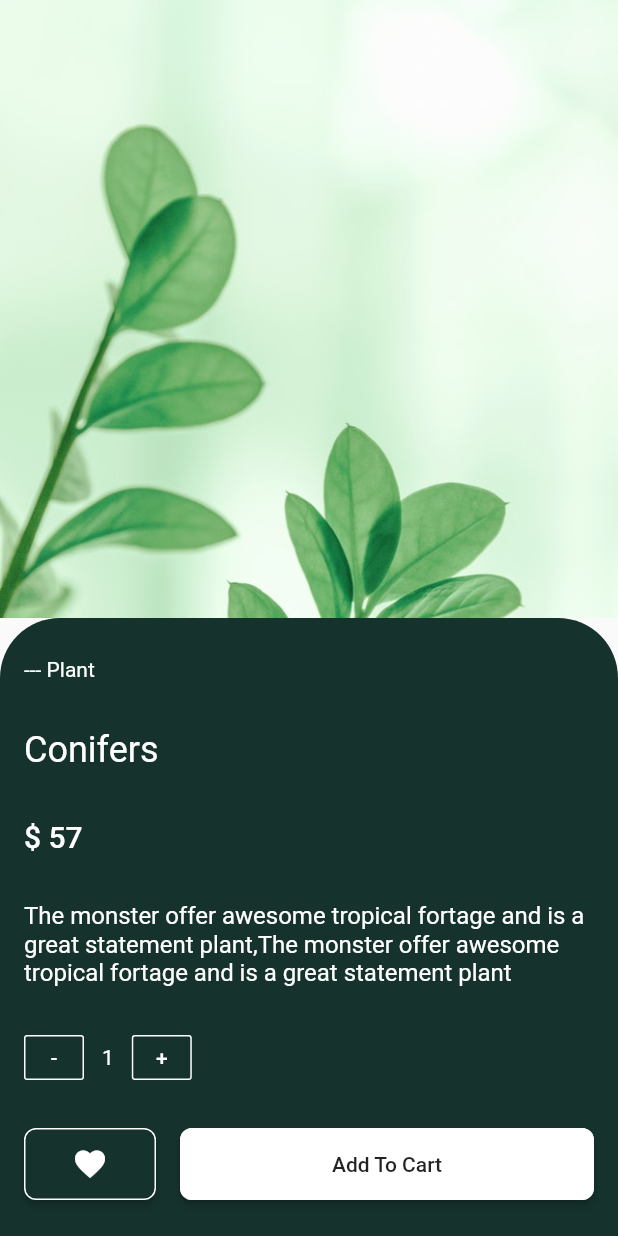
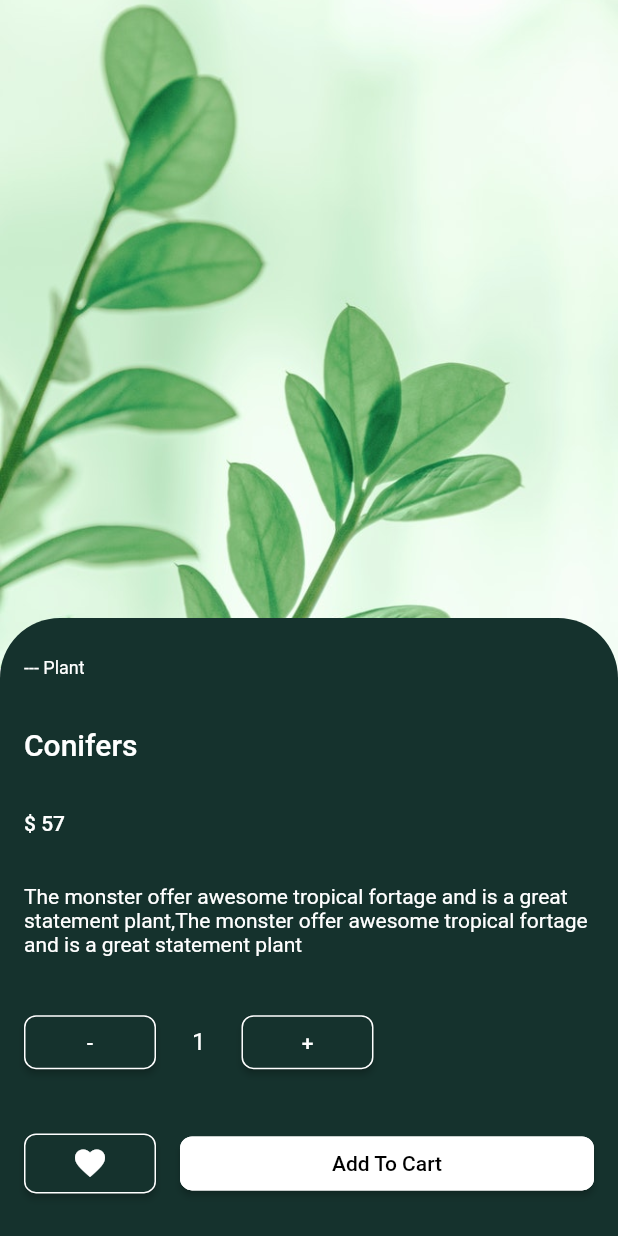
Before and after one commit to rao21/flutter_talk, a Flutter app: the screen it shows after launch, after a tap on "View details", on a phone screen of 412 x 824 dp. Run offline on Flutter 3.47's test engine with Material 2 defaults, Android fonts, the phone set to English and light mode, and no system bars; our stand-ins replace device_preview.

Commit message:
dynamic font size added

```diff
--- a/lib/detail.dart
+++ b/lib/detail.dart
@@ -2,9 +2,11 @@ import 'package:flutter/material.dart';
 import 'package:flutter/widgets.dart';
 import 'package:plants/PlantsModel.dart';
 
+final _themeColor = Color(0xFF15322D);
+final _textColor = Colors.white;
+
 class DetailScreen extends StatefulWidget {
   DetailScreen({Key key, @required this.plant}) : super(key: key);
-
   final PlantsModel plant;
 
   @override
@@ -12,19 +14,21 @@ class DetailScreen extends StatefulWidget {
 }
 
 class _Details extends State<DetailScreen> {
-  final _themeColor = Color(0xFF15322D);
+  bool isLargeScreen;
+
   @override
   Widget build(BuildContext context) {
     final screenSize = MediaQuery.of(context).size;
-    final textColor = Colors.white;
 
     return Scaffold(
       body: OrientationBuilder(builder: (context, orientation) {
+        bool isPortraitMode = orientation == Orientation.portrait;
+
         return Container(
           child: Stack(
             children: <Widget>[
-              buildImage(screenSize, orientation),
-              buildDetailWidget(screenSize, textColor, orientation),
+              buildImage(screenSize, isPortraitMode),
+              buildDetailWidget(screenSize, isPortraitMode),
             ],
           ),
         );
@@ -32,151 +36,120 @@ class _Details extends State<DetailScreen> {
     );
   }
 
-  Align buildImage(Size screenSize, Orientation orientation) {
+  Align buildImage(Size screenSize, bool isPortraitMode) {
     return Align(
-      alignment: orientation == Orientation.portrait
-          ? Alignment.topCenter
-          : Alignment.topLeft,
+      alignment: isPortraitMode ? Alignment.topCenter : Alignment.topLeft,
       child: Container(
-         width: orientation == Orientation.portrait //orientation == Orientation.portrait
-            ? screenSize.width
-            : screenSize.width / 1.8,
-        height: orientation == Orientation.portrait // orientation == Orientation.portrait
-            ? screenSize.height / 2
-            : screenSize.height,
-        decoration:orientation == Orientation.portrait
-        ? BoxDecoration(
-          color: Colors.white10,
+        width: isPortraitMode ? screenSize.width : screenSize.width / 2,
+        height: isPortraitMode ? screenSize.height / 1.85 : screenSize.height,
+        decoration: BoxDecoration(
           image: DecorationImage(
             image: ExactAssetImage(widget.plant.image),
             fit: BoxFit.cover,
-            alignment: Alignment.topCenter
           ),
-        ):BoxDecoration(
-          color: Colors.orange,
-          image: DecorationImage(
-            image: ExactAssetImage(widget.plant.image),
-            fit: BoxFit.fill,
-            alignment: Alignment.topCenter
         ),
-      ))
+      ),
     );
   }
 
+  Widget buildDetailWidget(Size screenSize, bool isPortraitMode) {
+    if (isPortraitMode)
+      isLargeScreen = screenSize.width > 600 ? true : false;
+    else
+      isLargeScreen = isLargeScreen;
 
+    final textTheme = Theme.of(context)
+        .textTheme
+        .apply(displayColor: _textColor, bodyColor: _textColor);
+    const radius = Radius.circular(40.0);
 
-
-
-  Align buildDetailWidget(
-      Size screenSize, Color textColor, Orientation orientation) {
     return Align(
-      alignment: orientation == Orientation.portrait//orientation == Orientation.portrait
-          ? Alignment.bottomCenter
-          : Alignment.bottomRight,
+      alignment:
+          isPortraitMode ? Alignment.bottomCenter : Alignment.centerRight,
       child: Container(
-        width: orientation == Orientation.portrait //orientation == Orientation.portrait
-            ? screenSize.width
-            : screenSize.width  / 1.8,
-        height: orientation == Orientation.portrait// orientation == Orientation.portrait
-            ? screenSize.height / 2
-            : screenSize.height ,
-        decoration: orientation == Orientation.portrait //orientation == Orientation.portrait
-            ? BoxDecoration(
+        width: isPortraitMode ? screenSize.width : screenSize.width / 2,
+        height: isPortraitMode ? screenSize.height / 2 : screenSize.height,
+        decoration: BoxDecoration(
           color: _themeColor,
-                borderRadius: BorderRadius.only(
-                  topLeft: const Radius.circular(40.0),
-                  topRight: const Radius.circular(40.0),
-                ),
+          borderRadius: isPortraitMode
+              ? BorderRadius.only(
+                  topLeft: radius,
+                  topRight: radius,
                 )
-            : BoxDecoration(
-                color: _themeColor,
-                borderRadius: BorderRadius.only(
-                  topLeft: const Radius.circular(40.0),
-                  bottomLeft: const Radius.circular(40.0),
+              : BorderRadius.only(
+                  topLeft: radius,
+                  bottomLeft: radius,
                 ),
         ),
         child: Padding(
-          padding: EdgeInsets.fromLTRB(16.0, 10.0, 16.0, 8.0),
+          padding: const EdgeInsets.fromLTRB(16.0, 10.0, 16.0, 8.0),
           child: Column(
             crossAxisAlignment: CrossAxisAlignment.stretch,
             mainAxisAlignment: MainAxisAlignment.spaceAround,
             children: <Widget>[
               Text(
-                "--- Plant",
-                style: Theme.of(context)
-                    .textTheme
-                    .body1
-                    .copyWith(color: textColor),
+                '--- Plant',
+                style: isLargeScreen ? textTheme.headline : textTheme.caption,
               ),
-             // SizedBox(height: 20.0),
               Text(
                 widget.plant.name,
-                style: Theme.of(context)
-                    .textTheme
-                    .headline
-                    .copyWith(color: textColor),
+                style: isLargeScreen ? textTheme.display2 : textTheme.title,
               ),
-             // SizedBox(height: 8.0),
               Text(
                 '\$ ${widget.plant.price}',
-                style: Theme.of(context)
-                    .textTheme
-                    .title
-                    .copyWith(color: textColor),
+                style: isLargeScreen ? textTheme.display1 : textTheme.body2,
               ),
-             // SizedBox(height: 36.0),
               Text(
                 widget.plant.description,
-                style: Theme.of(context)
-                    .textTheme
-                    .subhead
-                    .copyWith(color: textColor),
+                style: isLargeScreen ? textTheme.display1 : textTheme.body1,
               ),
-             // SizedBox(height: 24.0),
               Row(
                 children: <Widget>[
-                  _calculationButton(false),
+                  _raisedButton(
+                    Text('-',
+                        style: isLargeScreen
+                            ? textTheme.display1
+                            : textTheme.body2),
+                    true,
+                  ),
                   Padding(
-                    padding: const EdgeInsets.symmetric(horizontal: 12.0),
+                    padding: EdgeInsets.symmetric(
+                        horizontal: isLargeScreen ? 36.0 : 24.0),
                     child: Text(
-                      "1",
-                      style: Theme.of(context)
-                          .textTheme
-                          .body1
-                          .copyWith(color: textColor),
+                      '1',
+                      style: isLargeScreen
+                          ? textTheme.display1
+                          : textTheme.subhead,
                     ),
                   ),
-                  _calculationButton(true),
+                  _raisedButton(
+                    Text('+',
+                        style: isLargeScreen
+                            ? textTheme.display1
+                            : textTheme.body2),
+                    true,
+                  ),
                 ],
               ),
-             // SizedBox(height: 24.0),
               Row(
                 children: <Widget>[
-                  RaisedButton(
-                    padding: const EdgeInsets.symmetric(vertical: 12.0),
-                    color: _themeColor,
-                    shape: RoundedRectangleBorder(
-                      borderRadius: BorderRadius.circular(8.0),
-                      side: BorderSide(color: textColor),
+                  _raisedButton(
+                    Icon(
+                      Icons.favorite,
+                      color: _textColor,
                     ),
-                    onPressed: () {},
-                    child: Icon(
-                      Icons.favorite,
-                      color: textColor,
-                    ),
+                    true,
                   ),
                   SizedBox(width: 16.0),
                   Expanded(
-                    child: RaisedButton(
-                      padding: const EdgeInsets.symmetric(vertical: 16.0),
-                      color: textColor,
-                      shape: RoundedRectangleBorder(
-                        borderRadius: BorderRadius.circular(8.0),
-                        side: BorderSide(color: textColor),
+                    child: _raisedButton(
+                        Text(
+                          'Add To Cart',
+                          style: isLargeScreen
+                              ? textTheme.display1.copyWith(color: Colors.black)
+                              : textTheme.body2.copyWith(color: Colors.black),
                         ),
-                      onPressed: () {print(orientation);},
-                      child: Text('Add To Cart'),
-                    ),
+                        false),
                   ),
                 ],
               )
@@ -186,20 +159,20 @@ class _Details extends State<DetailScreen> {
       ),
     );
   }
-}
 
-Widget _calculationButton(bool isAddition) {
-  return SizedBox(
-    height: 30,
-    width: 40,
-    child: OutlineButton(
-        borderSide: BorderSide(width: 1.0, color: Colors.white),
-        child: Text(
-          isAddition ? "+" : "-",
-          style: TextStyle(
-            color: Colors.white,
+  Widget _raisedButton(Widget child, bool isThemeColor) {
+    return RaisedButton(
+      onPressed: () {},
+      child: child,
+      padding: EdgeInsets.symmetric(vertical: isLargeScreen ? 16.0 : 8.0),
+      color: isThemeColor ? _themeColor : _textColor,
+      shape: RoundedRectangleBorder(
+        borderRadius: BorderRadius.circular(8.0),
+        side: BorderSide(
+          width: isLargeScreen ? 2.0 : 1.0,
+          color: _textColor,
         ),
       ),
-        onPressed: () {}),
     );
   }
+}
--- a/lib/main.dart
+++ b/lib/main.dart
@@ -9,7 +9,10 @@ import 'package:flutter_staggered_grid_view/flutter_staggered_grid_view.dart';
 import 'PlantsModel.dart';
 import 'detail.dart';
 
-void main() => runApp(DevicePreview(builder: (context) => MyApp(), enabled: !kReleaseMode,));
+void main() => runApp(DevicePreview(
+      builder: (context) => MyApp(),
+      enabled: !kReleaseMode,
+    ));
 
 class MyApp extends StatelessWidget {
   @override
@@ -33,6 +36,7 @@ class MyHomePage extends StatefulWidget {
 class _MyHomePageState extends State<MyHomePage> {
   PlantList plantData;
   bool _isLoading = false;
+  bool isLargeScreen;
   final _themeColor = Color(0xFF15322D);
   final _accentColor = Color(0xFF879C95);
   final searchController = TextEditingController();
@@ -48,7 +52,8 @@ class _MyHomePageState extends State<MyHomePage> {
     return SafeArea(
       child: Scaffold(
         // body: Center(child: Text('Flutter for YOU!')),
-          body: _mainContainer()),
+        body: _isLoading ? _loader() : _mainContainer(),
+      ),
     );
   }
 
@@ -61,18 +66,24 @@ class _MyHomePageState extends State<MyHomePage> {
   }
 
   Container _mainContainer() {
+    if (MediaQuery.of(context).orientation == Orientation.portrait)
+      isLargeScreen = MediaQuery.of(context).size.width > 600 ? true : false;
+    else
+      isLargeScreen = isLargeScreen;
+
     return Container(
       color: _themeColor,
       child: Column(
         crossAxisAlignment: CrossAxisAlignment.start,
         children: <Widget>[
           Padding(
-            padding: const EdgeInsets.all(16.0),
+            padding: const EdgeInsets.only(
+                left: 16.0, right: 16.0, top: 16.0, bottom: 8.0),
             child: buildSearchField(),
             // child: Text('Child 1'),
           ),
           SizedBox(
-            height: 30.0,
+            height: isLargeScreen ? 48.0 : 36.0,
             child: buildHeaderList(),
             // child: Text('Child 2'),
           ),
@@ -133,13 +144,15 @@ class _MyHomePageState extends State<MyHomePage> {
     return Column(
       children: <Widget>[
         buildPlantName(index, context),
+        SizedBox(height: isLargeScreen ? 24.0 : 0.0),
         Row(
           mainAxisAlignment: MainAxisAlignment.spaceBetween,
           children: <Widget>[
             buildPriceText(index, context),
             buildViewDetailButton(context, index)
           ],
-        )
+        ),
+        SizedBox(height: isLargeScreen ? 36.0 : 0.0)
       ],
     );
   }
@@ -149,7 +162,12 @@ class _MyHomePageState extends State<MyHomePage> {
       padding: const EdgeInsets.only(left: 8.0, top: 8.0),
       child: Text(
         plantData.data[index].name,
-        style: Theme.of(context)
+        style: isLargeScreen
+            ? Theme.of(context)
+                .textTheme
+                .display2
+                .copyWith(color: Color(0xFF46554E), fontWeight: FontWeight.bold)
+            : Theme.of(context)
                 .textTheme
                 .subtitle
                 .copyWith(color: Color(0xFF46554E)),
@@ -161,9 +179,15 @@ class _MyHomePageState extends State<MyHomePage> {
     return FlatButton(
       child: Text(
         'View details',
-        style: TextStyle(
-          color: Color(0xFF19806D),
-        ),
+        style: isLargeScreen
+            ? Theme.of(context)
+                .textTheme
+                .display1
+                .copyWith(color: Color(0xFF19806D), fontWeight: FontWeight.bold)
+            : Theme.of(context)
+                .textTheme
+                .body2
+                .copyWith(color: Color(0xFF19806D)),
       ),
       onPressed: () {
         Navigator.push(
@@ -183,7 +207,12 @@ class _MyHomePageState extends State<MyHomePage> {
       padding: const EdgeInsets.only(left: 8.0),
       child: Text(
         '\$ ${plantData.data[index].price}',
-        style: Theme.of(context)
+        style: isLargeScreen
+            ? Theme.of(context)
+                .textTheme
+                .display1
+                .copyWith(color: Color(0xFF5D6562))
+            : Theme.of(context)
                 .textTheme
                 .caption
                 .copyWith(color: Color(0xFF5D6562)),
@@ -211,9 +240,9 @@ class _MyHomePageState extends State<MyHomePage> {
           color: _accentColor,
         ),
         hintText: 'Search here',
-        hintStyle: TextStyle(
-          color: _accentColor,
-        ),
+        hintStyle: isLargeScreen
+            ? Theme.of(context).textTheme.display1.copyWith(color: _accentColor)
+            : Theme.of(context).textTheme.body1.copyWith(color: _accentColor),
         enabledBorder: OutlineInputBorder(
           borderSide: BorderSide(color: _accentColor),
           borderRadius: BorderRadius.all(const Radius.circular(32.0)),
@@ -230,7 +259,13 @@ class _MyHomePageState extends State<MyHomePage> {
           return FlatButton(
             child: Text(
               plantData.data[index].name,
-              style: TextStyle(color: _accentColor),
+              style: isLargeScreen
+                  ? Theme.of(context).textTheme.display1.copyWith(
+                      color: _accentColor, fontWeight: FontWeight.bold)
+                  : Theme.of(context)
+                      .textTheme
+                      .body2
+                      .copyWith(color: _accentColor),
             ),
             onPressed: () {
               print(index);
```
Lines whose indentation alone changed are shown as unchanged.
